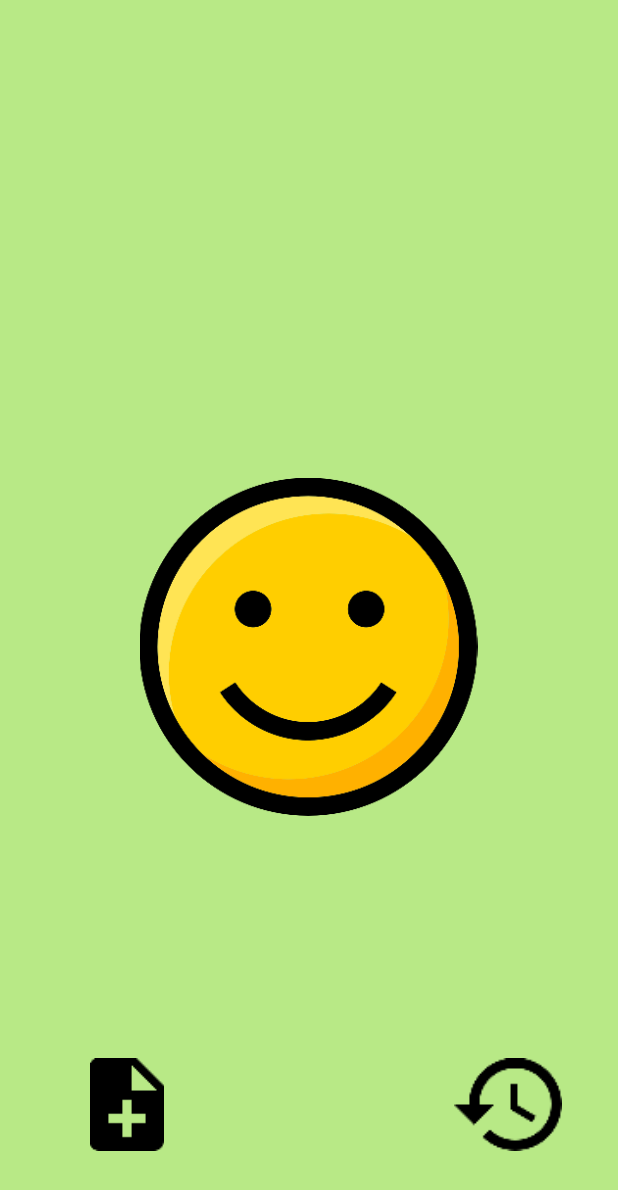
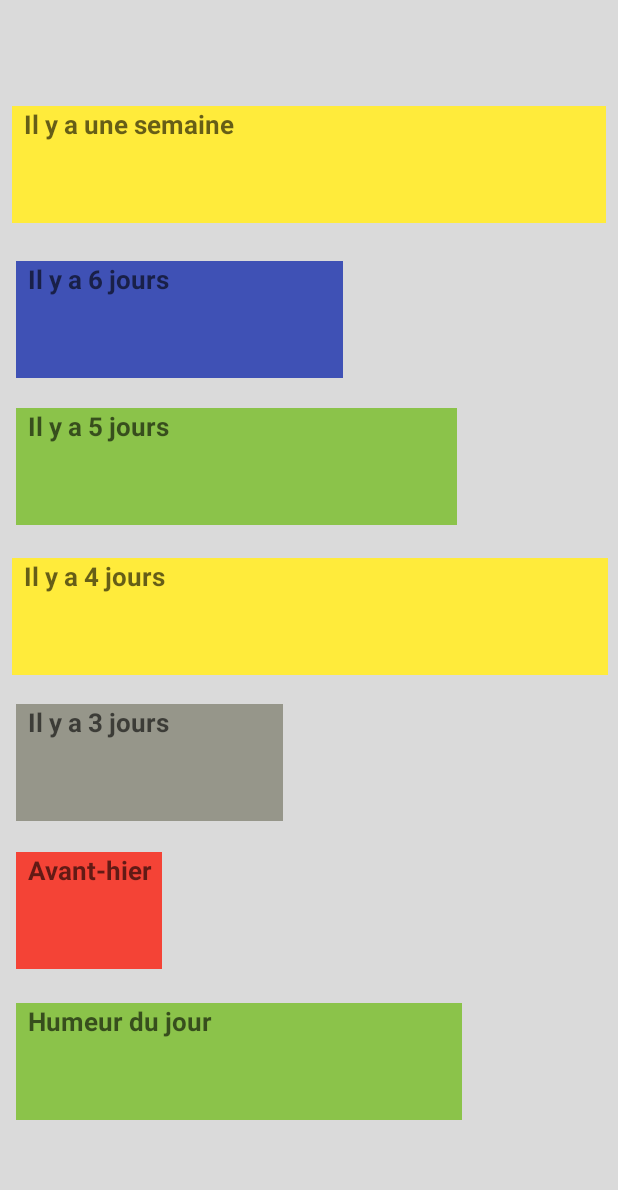
Before and after one commit to braindeadz/Moodtracker, an Android app: the screen it shows after launch (MainActivity before the commit, History after it), after a tap on an icon or button, on a phone screen of 412 x 824 dp. Shown: the top 1190 px of the screen. Run offline under Robolectric (Android 15) with nearby library versions, the phone set to English and light mode, and no system bars.

Commit message:
-Activity History added -Sounds added -Welcome layout with logo added

```diff
--- /dev/null
+++ b/app/src/main/java/driss/moussa/moodtracker/controller/History.java
@@ -0,0 +1,46 @@
+package driss.moussa.moodtracker.controller;
+
+import android.support.v7.app.AppCompatActivity;
+import android.os.Bundle;
+import android.view.View;
+import android.view.WindowManager;
+
+import driss.moussa.moodtracker.R;
+
+public class History extends AppCompatActivity {
+
+    View view;
+
+    @Override
+    protected void onCreate(Bundle savedInstanceState) {
+        super.onCreate(savedInstanceState);
+        setContentView(R.layout.activity_history);
+
+        getWindow().setFlags(
+                WindowManager.LayoutParams.FLAG_FULLSCREEN,WindowManager.LayoutParams.FLAG_FULLSCREEN);
+
+
+
+
+
+
+
+
+
+
+
+
+
+
+
+
+
+
+
+
+
+
+
+
+    }
+}
--- a/app/src/main/java/driss/moussa/moodtracker/controller/MainActivity.java
+++ b/app/src/main/java/driss/moussa/moodtracker/controller/MainActivity.java
@@ -3,22 +3,19 @@ package driss.moussa.moodtracker.controller;
 
 
 import android.content.DialogInterface;
+import android.content.Intent;
 import android.content.SharedPreferences;
 import android.support.v7.app.AlertDialog;
 import android.support.v7.app.AppCompatActivity;
 import android.os.Bundle;
-import android.util.Log;
 import android.view.LayoutInflater;
 import android.view.MotionEvent;
 import android.view.View;
-import android.view.Window;
 import android.view.WindowManager;
 import android.widget.EditText;
 import android.widget.ImageView;
-import android.widget.TextView;
 import android.widget.Toast;
 import driss.moussa.moodtracker.R;
-import driss.moussa.moodtracker.component.DialogComment;
 import driss.moussa.moodtracker.component.SwipeGestureDetector;
 import driss.moussa.moodtracker.model.Mood;
 
@@ -27,9 +24,7 @@ import android.media.MediaPlayer;
 import com.google.gson.Gson;
 
 import java.text.DateFormat;
-import java.text.SimpleDateFormat;
 import java.util.Calendar;
-import java.util.Date;
 
 
 public class MainActivity extends AppCompatActivity  {
@@ -42,10 +37,13 @@ public class MainActivity extends AppCompatActivity  {
     private Mood mood;
     private SharedPreferences mPreferences;
 
+
     // DATE DECLARATION
+
 
     Calendar calendar = Calendar.getInstance();
     final String currentDate = DateFormat.getDateInstance(DateFormat.FULL).format(calendar.getTime());
+
 
     // ARRAY OF SMILEYS LIST
 
@@ -78,9 +76,13 @@ public class MainActivity extends AppCompatActivity  {
     };
 
 
+
     @Override
     protected void onCreate(Bundle savedInstanceState) {
         super.onCreate(savedInstanceState);
+
+
+
 
         // SHOW ACTIVITY_MAIN.XML AND FULLSCREEN WHEN APP LAUNCHED
 
@@ -99,9 +101,10 @@ public class MainActivity extends AppCompatActivity  {
         ImageView history_clic = (ImageView) findViewById(R.id.history_clic);
         addnote_clic.setImageResource(R.drawable.ic_note_add_black);
         history_clic.setImageResource(R.drawable.ic_history_black);
-        TextView tv = (TextView) findViewById(R.id.fsdfsfsfsdf);
         ImageView imagePic;
         imagePic = findViewById(R.id.imageView);
+
+
 
         // Catch old mood at start
 
@@ -145,8 +148,7 @@ public class MainActivity extends AppCompatActivity  {
         history_clic.setOnClickListener(new View.OnClickListener() {
             @Override
             public void onClick(View v) {
-
-//                setContentView(R.layout.activity_history);
+            History();
             }
         });
 
@@ -236,6 +238,9 @@ public class MainActivity extends AppCompatActivity  {
         String json = mPreferences.getString(currentDate, "");
         Mood obj = gson.fromJson(json, Mood.class);
 
+        mediaPlayer = MediaPlayer.create(this, R.raw.plop);
+        mediaPlayer.start();
+
 
         if (json.isEmpty()) {
 
@@ -256,12 +261,13 @@ public class MainActivity extends AppCompatActivity  {
                     @Override
                     public void onClick(DialogInterface dialogInterface, int i) {
 
+                        mediaPlayer = MediaPlayer.create(getBaseContext(),R.raw.done1);
                         String inputComment = inputEditText.getText().toString();
 
                         mood.setUserComment(inputComment);
                         mood.setSelectedMood(counter);
 
-                        Toast.makeText(getBaseContext(),inputComment,Toast.LENGTH_SHORT).show();
+
 
                         SharedPreferences.Editor prefsEditor = mPreferences.edit();
                         Gson gson = new Gson();
@@ -269,10 +275,24 @@ public class MainActivity extends AppCompatActivity  {
                         prefsEditor.putString(currentDate , json);
                         prefsEditor.commit();
 
+                        mediaPlayer.start();
+
+
+                        Toast.makeText(getBaseContext(),"C'est enregistré !",Toast.LENGTH_SHORT).show();
                     }
 
                 });
 
         builder.show();
     }
+
+    private void History () {
+
+        mediaPlayer = MediaPlayer.create(this, R.raw.page);
+        mediaPlayer.start();
+
+        Intent intent = new Intent(this, History.class);
+        startActivity(intent);
+    }
+
 }
--- /dev/null
+++ b/app/src/main/java/driss/moussa/moodtracker/controller/WelcomeScreen.java
@@ -0,0 +1,34 @@
+package driss.moussa.moodtracker.controller;
+
+import android.content.Intent;
+import android.os.Handler;
+import android.support.v7.app.AppCompatActivity;
+import android.os.Bundle;
+import android.view.WindowManager;
+
+import driss.moussa.moodtracker.R;
+
+public class WelcomeScreen extends AppCompatActivity {
+
+    private static int SPLASH_TIME_OUT = 3000;
+
+    @Override
+    protected void onCreate(Bundle savedInstanceState) {
+        super.onCreate(savedInstanceState);
+        setContentView(R.layout.activity_welcome_screen);
+
+        getWindow().setFlags(
+                WindowManager.LayoutParams.FLAG_FULLSCREEN,WindowManager.LayoutParams.FLAG_FULLSCREEN);
+
+        new Handler().postDelayed(new Runnable() {
+            @Override
+            public void run() {
+                Intent i = new Intent(WelcomeScreen.this, MainActivity.class);
+                startActivity(i);
+                finish();
+            }
+        }, SPLASH_TIME_OUT );
+
+
+    }
+}
--- /dev/null
+++ b/app/src/main/res/layout/activity_history.xml
@@ -0,0 +1,172 @@
+<?xml version="1.0" encoding="utf-8"?>
+<android.support.constraint.ConstraintLayout xmlns:android="http://schemas.android.com/apk/res/android"
+    xmlns:app="http://schemas.android.com/apk/res-auto"
+    xmlns:tools="http://schemas.android.com/tools"
+    android:layout_width="match_parent"
+    android:layout_height="match_parent"
+    tools:context=".controller.History"
+    android:background="#DADADA"
+    >
+
+    <TextView
+        android:id="@+id/past6"
+        android:layout_width="396dp"
+        android:layout_height="78dp"
+        android:layout_marginStart="8dp"
+        android:layout_marginTop="8dp"
+        android:layout_marginEnd="8dp"
+        android:layout_marginBottom="8dp"
+
+        android:background="#FFEB3B"
+
+        android:text="  Il y a une semaine"
+        android:textColor="#99000000"
+        android:textSize="17dp"
+        android:textStyle="bold"
+
+        app:layout_constraintBottom_toBottomOf="parent"
+        app:layout_constraintEnd_toEndOf="parent"
+        app:layout_constraintHorizontal_bias="0.0"
+        app:layout_constraintStart_toStartOf="parent"
+        app:layout_constraintTop_toTopOf="parent"
+        app:layout_constraintVertical_bias="0.086" />
+
+    <TextView
+        android:id="@+id/past5"
+        android:layout_width="218dp"
+        android:layout_height="78dp"
+        android:layout_marginStart="8dp"
+        android:layout_marginTop="8dp"
+        android:layout_marginEnd="8dp"
+        android:layout_marginBottom="8dp"
+
+        android:background="#3F51B5"
+
+        android:text="  Il y a 6 jours"
+        android:textColor="#99000000"
+        android:textSize="17dp"
+        android:textStyle="bold"
+
+        app:layout_constraintBottom_toBottomOf="parent"
+        app:layout_constraintEnd_toEndOf="parent"
+        app:layout_constraintHorizontal_bias="0.016"
+        app:layout_constraintStart_toStartOf="parent"
+        app:layout_constraintTop_toTopOf="parent"
+        app:layout_constraintVertical_bias="0.227" />
+
+    <TextView
+        android:id="@+id/past4"
+        android:layout_width="294dp"
+        android:layout_height="78dp"
+        android:layout_marginStart="8dp"
+        android:layout_marginTop="8dp"
+        android:layout_marginEnd="8dp"
+        android:layout_marginBottom="8dp"
+
+        android:background="#8BC34A"
+
+        android:text="  Il y a 5 jours"
+        android:textColor="#99000000"
+        android:textSize="17dp"
+        android:textStyle="bold"
+
+        app:layout_constraintBottom_toBottomOf="parent"
+        app:layout_constraintEnd_toEndOf="parent"
+        app:layout_constraintHorizontal_bias="0.029"
+        app:layout_constraintStart_toStartOf="parent"
+        app:layout_constraintTop_toTopOf="parent"
+        app:layout_constraintVertical_bias="0.362" />
+
+    <TextView
+        android:id="@+id/past3"
+        android:layout_width="397dp"
+        android:layout_height="78dp"
+        android:layout_marginStart="8dp"
+        android:layout_marginTop="8dp"
+        android:layout_marginEnd="8dp"
+        android:layout_marginBottom="8dp"
+
+        android:background="#FFEB3B"
+
+        android:text="  Il y a 4 jours"
+        android:textColor="#99000000"
+        android:textSize="17dp"
+        android:textStyle="bold"
+
+        app:layout_constraintBottom_toBottomOf="parent"
+        app:layout_constraintEnd_toEndOf="parent"
+        app:layout_constraintHorizontal_bias="0.0"
+        app:layout_constraintStart_toStartOf="parent"
+        app:layout_constraintTop_toTopOf="parent"
+        app:layout_constraintVertical_bias="0.499" />
+
+    <TextView
+        android:id="@+id/past2"
+        android:layout_width="178dp"
+        android:layout_height="78dp"
+        android:layout_marginStart="8dp"
+        android:layout_marginTop="8dp"
+        android:layout_marginEnd="8dp"
+        android:layout_marginBottom="8dp"
+
+        android:background="#96968A"
+
+        android:text="  Il y a 3 jours"
+        android:textColor="#99000000"
+        android:textSize="17dp"
+        android:textStyle="bold"
+
+        app:layout_constraintBottom_toBottomOf="parent"
+        app:layout_constraintEnd_toEndOf="parent"
+        app:layout_constraintHorizontal_bias="0.013"
+        app:layout_constraintStart_toStartOf="parent"
+        app:layout_constraintTop_toTopOf="parent"
+        app:layout_constraintVertical_bias="0.632" />
+
+    <TextView
+        android:id="@+id/past1"
+        android:layout_width="97dp"
+        android:layout_height="78dp"
+        android:layout_marginStart="8dp"
+        android:layout_marginTop="8dp"
+        android:layout_marginEnd="8dp"
+        android:layout_marginBottom="8dp"
+
+        android:background="#F44336"
+
+        android:text="  Avant-hier"
+        android:textColor="#99000000"
+        android:textSize="17dp"
+        android:textStyle="bold"
+
+        app:layout_constraintBottom_toBottomOf="parent"
+        app:layout_constraintEnd_toEndOf="parent"
+        app:layout_constraintHorizontal_bias="0.01"
+        app:layout_constraintStart_toStartOf="parent"
+        app:layout_constraintTop_toTopOf="parent"
+        app:layout_constraintVertical_bias="0.767" />
+
+    <TextView
+        android:id="@+id/today"
+        android:layout_width="297dp"
+        android:layout_height="78dp"
+        android:layout_marginStart="8dp"
+        android:layout_marginTop="8dp"
+        android:layout_marginEnd="8dp"
+        android:layout_marginBottom="8dp"
+
+        android:background="#8BC34A"
+
+        android:text="  Humeur du jour"
+        android:textColor="#99000000"
+        android:textSize="17dp"
+        android:textStyle="bold"
+
+        app:layout_constraintBottom_toBottomOf="parent"
+        app:layout_constraintEnd_toEndOf="parent"
+        app:layout_constraintHorizontal_bias="0.03"
+        app:layout_constraintStart_toStartOf="parent"
+        app:layout_constraintTop_toTopOf="parent"
+        app:layout_constraintVertical_bias="0.905" />
+
+</android.support.constraint.ConstraintLayout>
--- a/app/src/main/res/layout/activity_main.xml
+++ b/app/src/main/res/layout/activity_main.xml
@@ -55,19 +55,4 @@
         app:layout_constraintTop_toTopOf="parent"
         app:layout_constraintVertical_bias="0.935" />
 
-    <TextView
-        android:id="@+id/fsdfsfsfsdf"
-        android:layout_width="294dp"
-        android:layout_height="85dp"
-        android:layout_marginStart="8dp"
-        android:layout_marginTop="8dp"
-        android:layout_marginEnd="8dp"
-        android:layout_marginBottom="8dp"
-        app:layout_constraintBottom_toBottomOf="parent"
-        app:layout_constraintEnd_toEndOf="parent"
-        app:layout_constraintHorizontal_bias="0.495"
-        app:layout_constraintStart_toStartOf="parent"
-        app:layout_constraintTop_toTopOf="parent"
-        app:layout_constraintVertical_bias="0.133" />
-
 </android.support.constraint.ConstraintLayout>
--- /dev/null
+++ b/app/src/main/res/layout/activity_welcome_screen.xml
@@ -0,0 +1,39 @@
+<?xml version="1.0" encoding="utf-8"?>
+<android.support.constraint.ConstraintLayout xmlns:android="http://schemas.android.com/apk/res/android"
+    xmlns:app="http://schemas.android.com/apk/res-auto"
+    xmlns:tools="http://schemas.android.com/tools"
+    android:layout_width="match_parent"
+    android:layout_height="match_parent"
+    tools:context=".controller.WelcomeScreen"
+    android:background="@color/banana_yellow">
+
+    <ImageView
+        android:id="@+id/imageView2"
+        android:layout_width="332dp"
+        android:layout_height="192dp"
+        android:layout_marginStart="8dp"
+        android:layout_marginTop="8dp"
+        android:layout_marginEnd="8dp"
+        android:layout_marginBottom="8dp"
+        app:layout_constraintBottom_toBottomOf="parent"
+        app:layout_constraintEnd_toEndOf="parent"
+        app:layout_constraintStart_toStartOf="parent"
+        app:layout_constraintTop_toTopOf="parent"
+        app:srcCompat="@drawable/logo3" />
+
+    <TextView
+        android:id="@+id/textView"
+        android:layout_width="wrap_content"
+        android:layout_height="wrap_content"
+        android:layout_marginStart="8dp"
+        android:layout_marginTop="8dp"
+        android:layout_marginEnd="8dp"
+        android:layout_marginBottom="8dp"
+        android:text="Version 1.0"
+        app:layout_constraintBottom_toBottomOf="parent"
+        app:layout_constraintEnd_toEndOf="parent"
+        app:layout_constraintHorizontal_bias="0.975"
+        app:layout_constraintStart_toStartOf="parent"
+        app:layout_constraintTop_toTopOf="parent"
+        app:layout_constraintVertical_bias="0.972" />
+</android.support.constraint.ConstraintLayout>
```
Also changed, not shown: app/src/main/AndroidManifest.xml (+18 -4 lines), app/src/main/res/drawable-mdpi/logo3.png (added), 4 other files.
